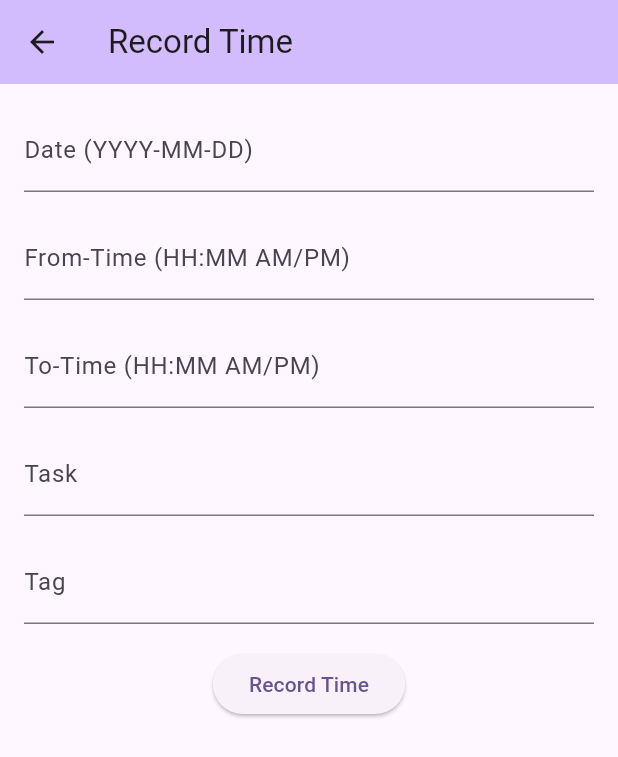
After one commit to amayab9/ASE456-TimeManagementProject, a Flutter app: the RecordTimePage screen opened directly, after a tap on "Record Time", on a phone screen of 412 x 824 dp. The commit adds this screen. Shown: the top 757 px of the screen. Run offline on Flutter 3.47's test engine with Material 2 defaults, Android fonts, the phone set to English and light mode, and no system bars; our stand-ins replace cloud_firestore, firebase_core; accounts and stored records are empty.

Commit message:
protype navigation to record and query

```diff
--- /dev/null
+++ b/lib/record.dart
@@ -0,0 +1,158 @@
+import 'package:flutter/material.dart';
+import 'package:cloud_firestore/cloud_firestore.dart';
+
+
+class RecordTimePage extends StatefulWidget {
+  const RecordTimePage({Key? key}) : super(key: key);
+
+  @override
+  _RecordTimePageState createState() => _RecordTimePageState();
+}
+
+class _RecordTimePageState extends State<RecordTimePage> {
+  TextEditingController dateController = TextEditingController();
+  TextEditingController fromTimeController = TextEditingController();
+  TextEditingController toTimeController = TextEditingController();
+  TextEditingController taskController = TextEditingController();
+  TextEditingController tagController = TextEditingController();
+
+  @override
+  Widget build(BuildContext context) {
+    return Scaffold(
+      appBar: AppBar(
+        backgroundColor: Theme.of(context).colorScheme.inversePrimary,
+        title: const Text('Record Time'),
+      ),
+      body: Padding(
+        padding: const EdgeInsets.all(16.0),
+        child: Column(
+          children: [
+            TextFormField(
+              controller: dateController,
+              decoration: const InputDecoration(
+                labelText: 'Date (YYYY-MM-DD)',
+              ),
+            ),
+            const SizedBox(height: 16),
+            TextFormField(
+              controller: fromTimeController,
+              decoration: const InputDecoration(
+                labelText: 'From-Time (HH:MM AM/PM)',
+              ),
+            ),
+            const SizedBox(height: 16),
+            TextFormField(
+              controller: toTimeController,
+              decoration: const InputDecoration(
+                labelText: 'To-Time (HH:MM AM/PM)',
+              ),
+            ),
+            const SizedBox(height: 16),
+            TextFormField(
+              controller: taskController,
+              decoration: const InputDecoration(
+                labelText: 'Task',
+              ),
+            ),
+            const SizedBox(height: 16),
+            TextFormField(
+              controller: tagController,
+              decoration: const InputDecoration(
+                labelText: 'Tag',
+              ),
+            ),
+            const SizedBox(height: 16),
+            ElevatedButton(
+              onPressed: () {
+                _saveTimeRecord(
+                  dateController.text,
+                  fromTimeController.text,
+                  toTimeController.text,
+                  taskController.text,
+                  tagController.text,
+                );
+              },
+              child: const Text('Record Time'),
+            ),
+          ],
+        ),
+      ),
+    );
+  }
+
+  void _saveTimeRecord(String date, String fromTime, String toTime, String task, String tag) {
+    DateTime parsedDate = _parseDate(date);
+    TimeOfDay parsedFromTime = _parseTime(fromTime);
+    TimeOfDay parsedToTime = _parseTime(toTime);
+
+    DateTime fromDateTime = DateTime(
+      parsedDate.year,
+      parsedDate.month,
+      parsedDate.day,
+      parsedFromTime.hour,
+      parsedFromTime.minute,
+    );
+
+    DateTime toDateTime = DateTime(
+      parsedDate.year,
+      parsedDate.month,
+      parsedDate.day,
+      parsedToTime.hour,
+      parsedToTime.minute,
+    );
+
+    FirebaseFirestore.instance.collection('time_records').add({
+      'date': Timestamp.fromDate(parsedDate),
+      'fromTime': Timestamp.fromDate(fromDateTime),
+      'toTime': Timestamp.fromDate(toDateTime),
+      'task': task,
+      'tag': tag,
+    }).then((value) {
+      setState(() {
+        //after successfully submitting, clear data
+        dateController.clear();
+        fromTimeController.clear();
+        toTimeController.clear();
+        taskController.clear();
+        tagController.clear();
+      });
+      ScaffoldMessenger.of(context).showSnackBar(
+        const SnackBar(
+          content: Text('Record submitted successfully.'),
+          duration: Duration(seconds: 2),
+          backgroundColor: Colors.green,
+        ),
+      );
+
+    }).catchError((error) {
+      ScaffoldMessenger.of(context).showSnackBar(
+        const SnackBar(
+          content: Text('Failed to submit record'),
+          duration: Duration(seconds: 2),
+          backgroundColor: Colors.red,
+        ),
+      );
+    });
+  }
+
+  DateTime _parseDate(String date) {
+    if (date.toLowerCase() == 'today') {
+      return DateTime.now();
+    } else {
+      return DateTime.parse(date);
+    }
+  }
+
+  TimeOfDay _parseTime(String time) {
+    List<String> parts = time.split(' ');
+    List<String> timeParts = parts[0].split(':');
+    int hour = int.parse(timeParts[0]);
+    int minute = int.parse(timeParts[1]);
+
+    if (parts[1].toLowerCase() == 'pm' && hour < 12) {
+      hour += 12;
+    }
+
+    return TimeOfDay(hour: hour, minute: minute);
+  }
+}
```
Also changed, not shown: lib/main.dart (+18 -148 lines), lib/query.dart (added, +28 -0 lines).
